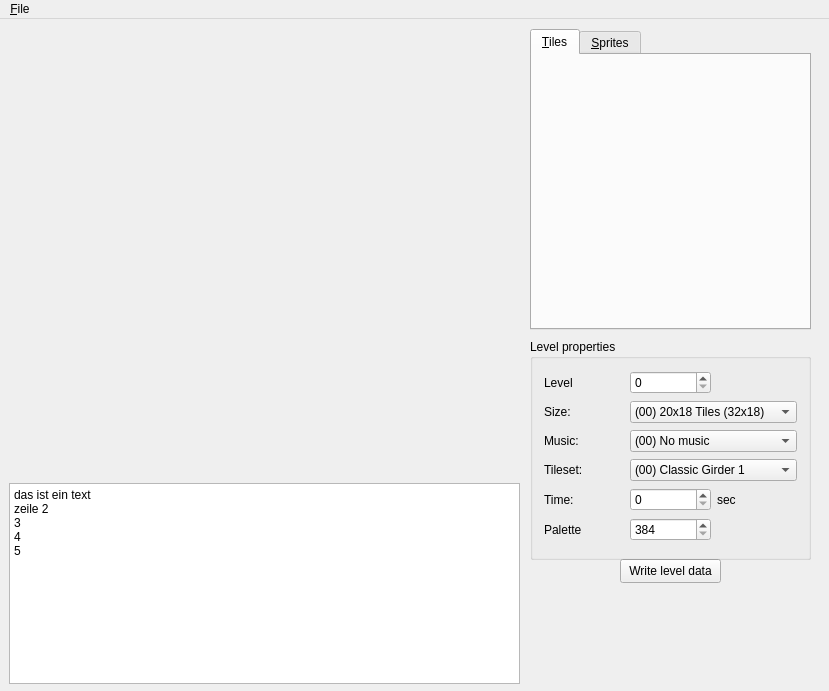
The window that MainWindow.ui (bailli/eDKit) describes before a commit, drawn with Qt 5.
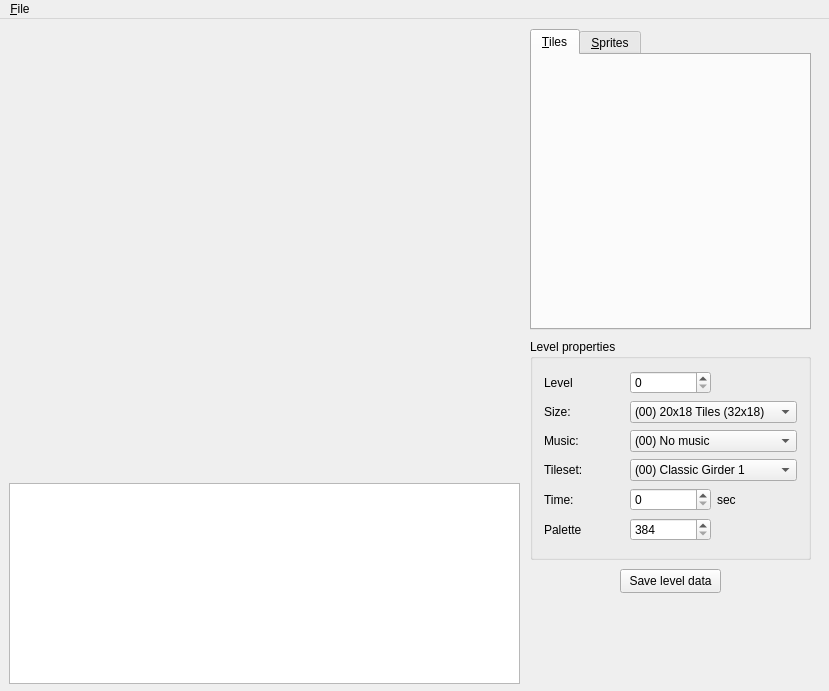
The same window after the commit. Custom widgets are drawn as their Qt base class.

Commit message:
palette gets written back into ROM - arcade levels may freeze!
changing of level size "works"
the scroll/display behaviour is not changed!

changed handling of modified levels:
levels are only temporary modified until level change
or "Save level data" is pressed

```diff
--- a/MainWindow.ui
+++ b/MainWindow.ui
@@ -34,24 +34,20 @@
      </rect>
     </property>
     <property name="plainText">
-     <string>das ist ein text
-zeile 2
-3
-4
-5</string>
+     <string/>
     </property>
    </widget>
    <widget class="QPushButton" name="btnWrite">
     <property name="geometry">
      <rect>
       <x>620</x>
-      <y>540</y>
+      <y>550</y>
       <width>101</width>
       <height>24</height>
      </rect>
     </property>
     <property name="text">
-     <string>Write level data</string>
+     <string>Save level data</string>
     </property>
    </widget>
    <widget class="QTabWidget" name="tabWidget">
```
Left out of the diff: 35 changed lines with no effect on the pictures. The commit also changes 4 other files.
